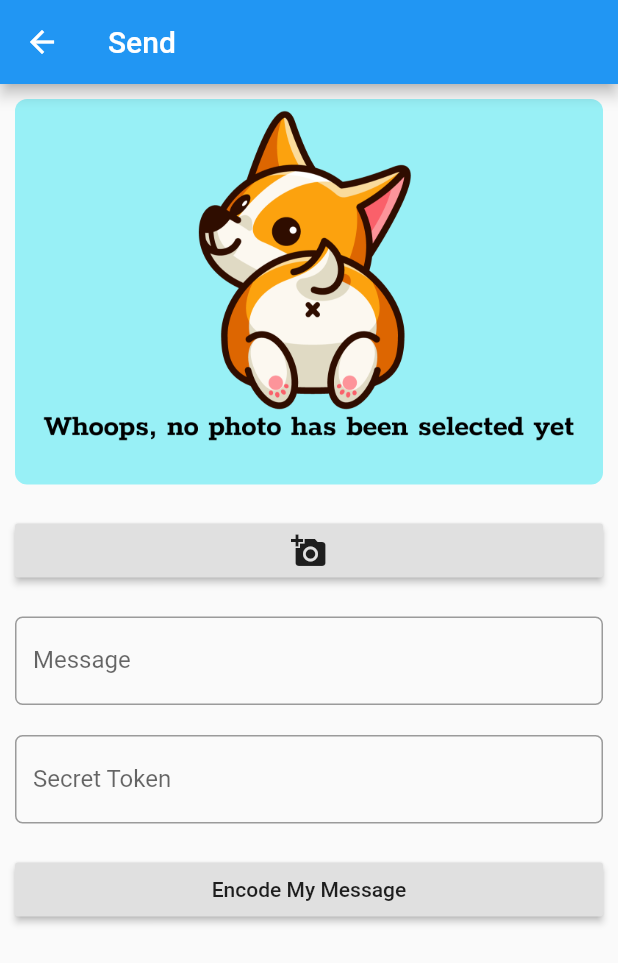
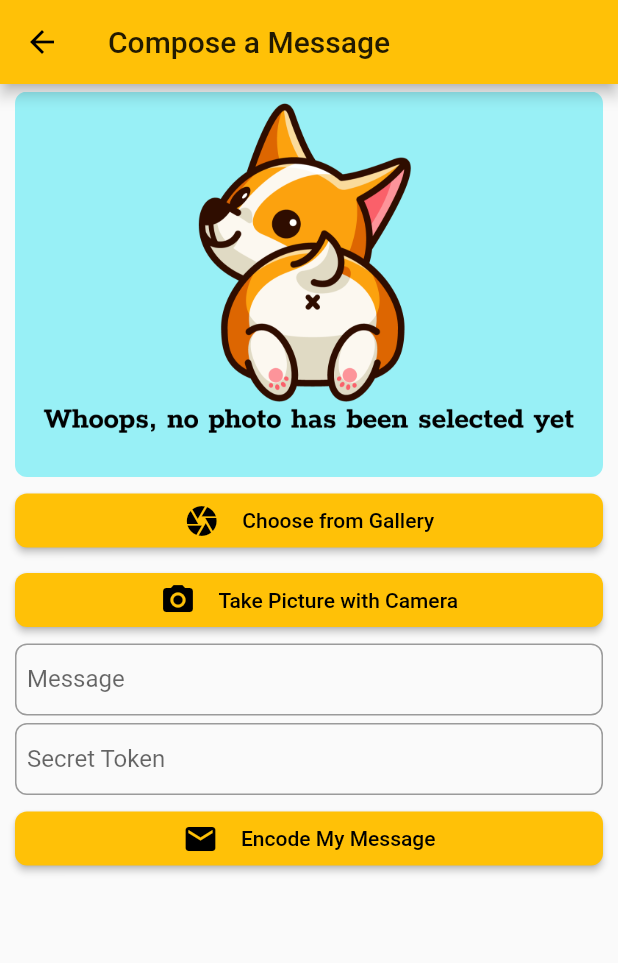
Before and after one commit to tianhaoz95/photochat, a Flutter app: the SendScreen screen opened by its route, on a phone screen of 412 x 824 dp. Shown: the top 963 px of the screen. Run offline on Flutter 3.47's test engine with Material 2 defaults, Android fonts, the phone set to English and light mode, and no system bars; our stand-ins replace image_gallery_saver, image_picker; missing offline and left inert: esys_flutter_share.

Commit message:
dev: better theme (#2)
Pull individual style to the top-level theme and added primitive finishing to the component styling to make it look okay.

```diff
--- a/photochatapp/lib/app.dart
+++ b/photochatapp/lib/app.dart
@@ -12,6 +12,7 @@ class PhotoChatApp extends StatelessWidget {
     return MaterialApp(
       title: 'Photo Chat',
       theme: theme,
+      debugShowCheckedModeBanner: false,
       initialRoute: '/',
       routes: {
         '/': (context) => HomeScreen(),
--- a/photochatapp/lib/screens/send/send_screen.dart
+++ b/photochatapp/lib/screens/send/send_screen.dart
@@ -43,50 +43,99 @@ class _SendScreen extends State<SendScreen> {
   Widget build(BuildContext context) {
     return Scaffold(
       appBar: AppBar(
-        title: Text('Send'),
+        title: Text('Compose a Message'),
       ),
       body: Container(
+        padding: EdgeInsets.fromLTRB(10.0, 0.0, 10.0, 0.0),
         child: ListView(
           children: <Widget>[
+            SizedBox(
+              height: 5.0,
+            ),
             Container(
-                margin: EdgeInsets.all(10.0),
                 child: ClipRRect(
-                  borderRadius: BorderRadius.circular(8.0),
-                  child: this.image,
-                )),
+              borderRadius: BorderRadius.circular(8.0),
+              child: this.image,
+            )),
+            SizedBox(
+              height: 5.0,
+            ),
             Container(
-              padding: const EdgeInsets.all(10.0),
               child: RaisedButton(
                 onPressed: this.pickImage,
-                child: Icon(Icons.add_a_photo),
+                child: Container(
+                  child: Row(
+                    mainAxisAlignment: MainAxisAlignment.center,
+                    children: <Widget>[
+                      Icon(Icons.camera),
+                      SizedBox(
+                        width: 15.0,
+                      ),
+                      Text('Choose from Gallery'),
+                    ],
+                  ),
+                ),
               ),
             ),
+            SizedBox(
+              height: 5.0,
+            ),
             Container(
-              padding: const EdgeInsets.all(10.0),
+              child: RaisedButton(
+                onPressed: () {},
+                child: Container(
+                  child: Row(
+                    mainAxisAlignment: MainAxisAlignment.center,
+                    children: <Widget>[
+                      Icon(Icons.camera_alt),
+                      SizedBox(
+                        width: 15.0,
+                      ),
+                      Text('Take Picture with Camera'),
+                    ],
+                  ),
+                ),
+              ),
+            ),
+            SizedBox(
+              height: 5.0,
+            ),
+            Container(
               child: TextField(
                 controller: this.msgCtrl,
                 decoration: InputDecoration(
-                    labelText: 'Message',
-                    border: OutlineInputBorder(
-                      borderRadius: BorderRadius.circular(5.0),
-                    )),
+                  labelText: 'Message',
+                ),
               ),
             ),
+            SizedBox(
+              height: 5.0,
+            ),
             Container(
-              padding: const EdgeInsets.all(10.0),
               child: TextField(
                 decoration: InputDecoration(
-                    labelText: 'Secret Token',
-                    border: OutlineInputBorder(
-                      borderRadius: BorderRadius.circular(5.0),
-                    )),
+                  labelText: 'Secret Token',
+                ),
               ),
             ),
+            SizedBox(
+              height: 5.0,
+            ),
             Container(
-              padding: const EdgeInsets.all(10.0),
               child: RaisedButton(
                 onPressed: this.sendToEncode,
-                child: Text('Encode My Message'),
+                child: Container(
+                  child: Row(
+                    mainAxisAlignment: MainAxisAlignment.center,
+                    children: <Widget>[
+                      Icon(Icons.email),
+                      SizedBox(
+                        width: 15.0,
+                      ),
+                      Text('Encode My Message'),
+                    ],
+                  ),
+                ),
               ),
             ),
           ],
--- a/photochatapp/lib/theme.dart
+++ b/photochatapp/lib/theme.dart
@@ -1,5 +1,16 @@
 import 'package:flutter/material.dart';
 
 ThemeData theme = ThemeData(
-  primarySwatch: Colors.blue,
+  primarySwatch: Colors.amber,
+  inputDecorationTheme: InputDecorationTheme(
+      contentPadding: EdgeInsets.fromLTRB(8.0, 4.0, 8.0, 4.0),
+      border: OutlineInputBorder(
+        borderRadius: BorderRadius.all(Radius.circular(8.0)),
+      )),
+  buttonTheme: ButtonThemeData(
+      buttonColor: Colors.amber,
+      textTheme: ButtonTextTheme.primary,
+      shape: RoundedRectangleBorder(
+        borderRadius: BorderRadius.all(Radius.circular(8.0)),
+      )),
 );
--- a/photochatapp/pubspec.yaml
+++ b/photochatapp/pubspec.yaml
@@ -45,6 +45,8 @@ flutter:
     - "assets/loading_deer.gif"
     - "assets/loading_dunkey.gif"
     - "assets/loading_husky.gif"
+    - "assets/message_logo.png"
+    - "assets/rabbits_clapping.gif"
 
   # The following line ensures that the Material Icons font is
   # included with your application, so that you can use the icons in
```
Also changed, not shown: photochatapp/lib/screens/decoded/decoding_result_screen.dart (+31 -1 lines), photochatapp/lib/screens/encoded/encoding_result_screen.dart (+21 -4 lines), photochatapp/lib/screens/home/home_screen.dart (+46 -3 lines), photochatapp/lib/screens/receive/receive_screen.dart (+58 -10 lines), photochatapp/assets/hamster_clapping.gif (added), photochatapp/assets/message_in.gif (added), photochatapp/assets/message_in_crop.gif (added), photochatapp/assets/message_into_story.gif (added), photochatapp/assets/message_logo.png (added), photochatapp/assets/message_notification.gif (added), photochatapp/assets/message_out.gif (added), photochatapp/assets/message_out_crop.gif (added), photochatapp/assets/rabbits_clapping.gif (added), 1 other file.
